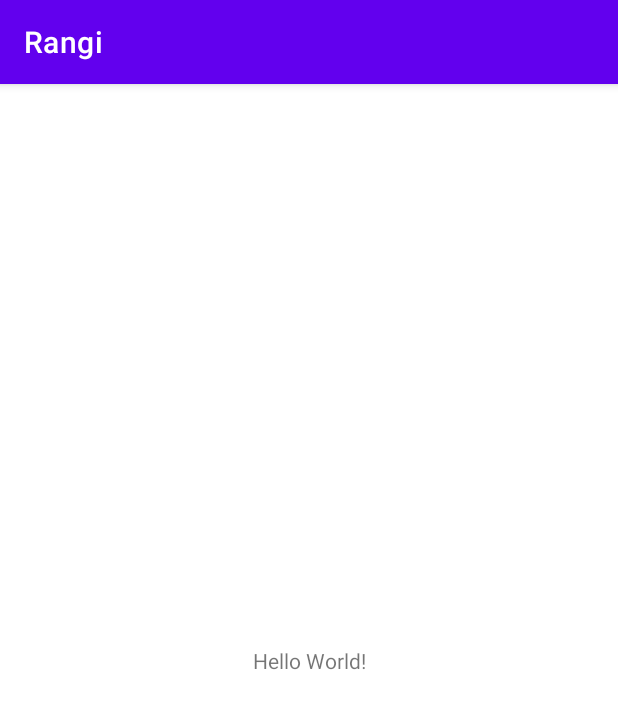
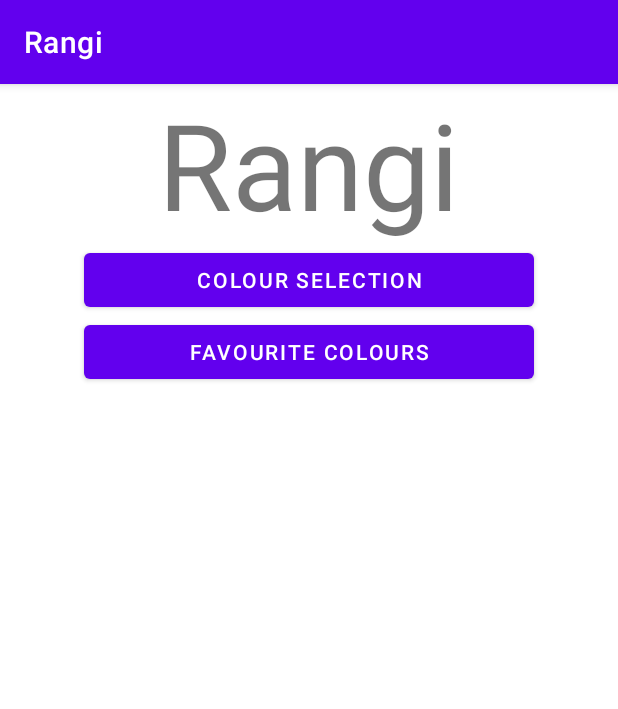
Before and after one commit to rai7x/Rangi, an Android app: the screen it shows after launch (MainActivity), on a phone screen of 412 x 824 dp. Shown: the top 709 px of the screen. Run offline under Robolectric (Android 15) with nearby library versions, the phone set to English and light mode, and no system bars.

Commit message:
Main Menu created

```diff
--- a/app/src/main/res/layout/activity_main.xml
+++ b/app/src/main/res/layout/activity_main.xml
@@ -1,18 +1,36 @@
 <?xml version="1.0" encoding="utf-8"?>
-<androidx.constraintlayout.widget.ConstraintLayout xmlns:android="http://schemas.android.com/apk/res/android"
+<LinearLayout xmlns:android="http://schemas.android.com/apk/res/android"
     xmlns:app="http://schemas.android.com/apk/res-auto"
     xmlns:tools="http://schemas.android.com/tools"
     android:layout_width="match_parent"
     android:layout_height="match_parent"
-    tools:context=".MainActivity">
+    tools:context=".MainActivity"
+    android:gravity="center_horizontal"
+    android:orientation="vertical">
 
     <TextView
         android:layout_width="wrap_content"
         android:layout_height="wrap_content"
-        android:text="Hello World!"
+        android:fontFamily="sans-serif"
+        android:text="Rangi"
+        android:textSize="80dp"
         app:layout_constraintBottom_toBottomOf="parent"
         app:layout_constraintLeft_toLeftOf="parent"
         app:layout_constraintRight_toRightOf="parent"
         app:layout_constraintTop_toTopOf="parent" />
 
-</androidx.constraintlayout.widget.ConstraintLayout>
+    <Button
+        android:id="@+id/colour_selection_button"
+        android:text="@string/colour_selection"
+        android:layout_width="300dp"
+        android:layout_height="wrap_content"
+        />
+
+    <Button
+        android:id="@+id/favourite_colours_button"
+        android:text="@string/favourite_colours"
+        android:layout_width="300dp"
+        android:layout_height="wrap_content"
+        />
+
+</LinearLayout>
--- a/app/src/main/res/values/strings.xml
+++ b/app/src/main/res/values/strings.xml
@@ -1,3 +1,5 @@
 <resources>
     <string name="app_name">Rangi</string>
+    <string name="colour_selection">Colour Selection</string>
+    <string name="favourite_colours">Favourite Colours</string>
 </resources>
```
